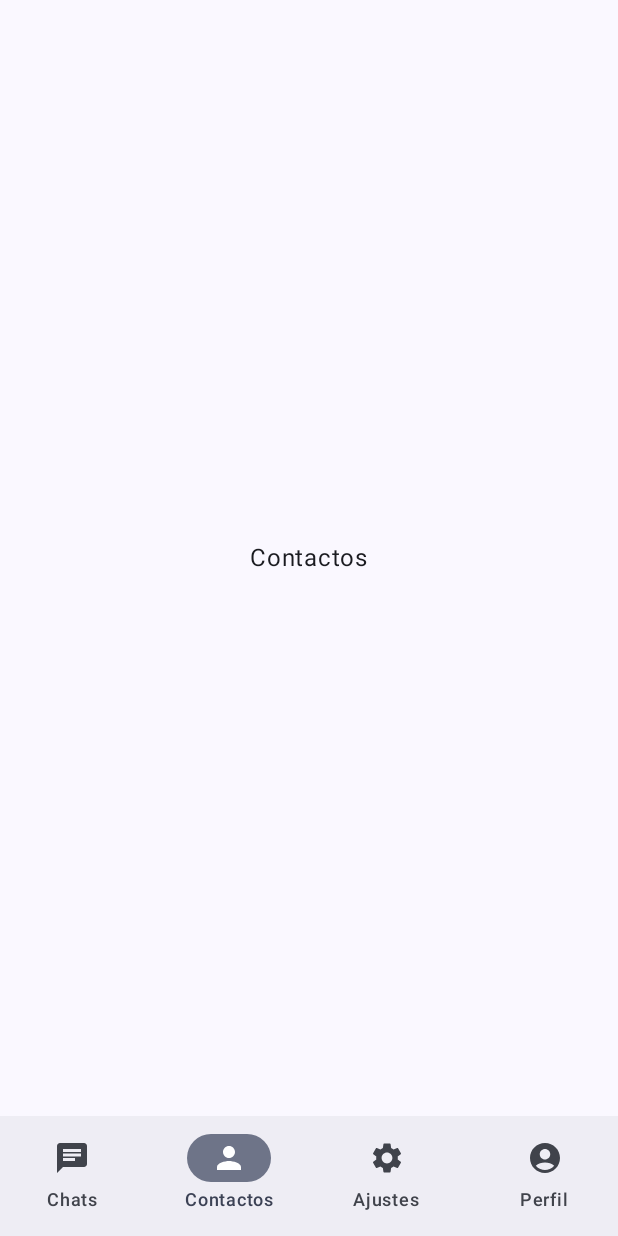
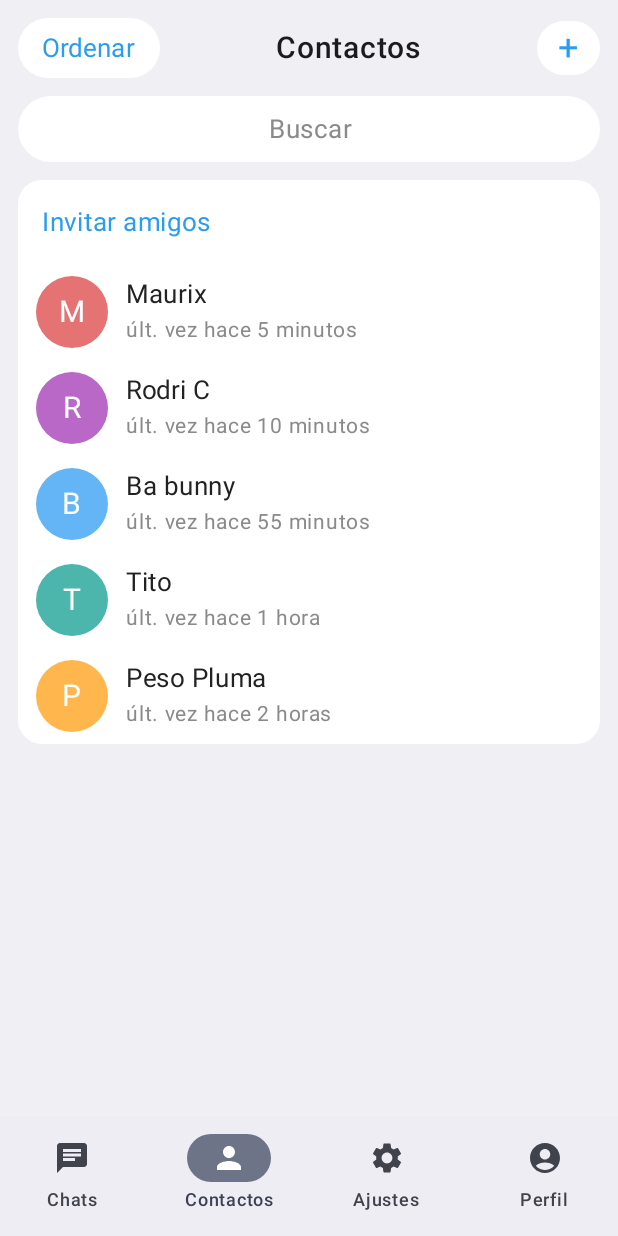
Before and after one commit to ernesto-24/equipo-3-telegram, an Android app built with Jetpack Compose: the screen it shows after launch (MainActivity), item 2 of the bottom bar chosen, on a phone screen of 412 x 824 dp. Run offline under Robolectric (Android 15) with nearby library versions, the phone set to English and light mode, and no system bars.

Commit message:
Pantalla de contactos

```diff
--- a/app/src/main/java/com/example/telegram/ui/screens/ContactsScreen.kt
+++ b/app/src/main/java/com/example/telegram/ui/screens/ContactsScreen.kt
@@ -1,28 +1,134 @@
 package com.example.telegram.ui.screens
 
+import androidx.compose.foundation.background
 import androidx.compose.foundation.layout.Box
+import androidx.compose.foundation.layout.Column
+import androidx.compose.foundation.layout.Row
+import androidx.compose.foundation.layout.Spacer
 import androidx.compose.foundation.layout.fillMaxSize
+import androidx.compose.foundation.layout.fillMaxWidth
+import androidx.compose.foundation.layout.height
+import androidx.compose.foundation.layout.padding
+import androidx.compose.foundation.layout.size
+import androidx.compose.foundation.layout.width
+import androidx.compose.foundation.shape.CircleShape
 import androidx.compose.material3.Text
 import androidx.compose.runtime.Composable
 import androidx.compose.ui.Alignment
 import androidx.compose.ui.Modifier
+import androidx.compose.ui.graphics.Color
+import androidx.compose.ui.text.font.FontWeight
+import androidx.compose.ui.text.style.TextAlign
 import androidx.compose.ui.tooling.preview.Preview
+import androidx.compose.ui.unit.dp
+import androidx.compose.ui.unit.sp
+import com.example.telegram.ui.theme.AzulTelegram
+import com.example.telegram.ui.theme.FondoPerfil
+import com.example.telegram.ui.theme.GrisMedio
 import com.example.telegram.ui.theme.TelegramTheme
+import com.example.telegram.ui.theme.TextoPrincipal
 
 // =====================================================================
-//  PANTALLA DE CONTACTOS (página 1 del deslizador)
-//  Responsable: ____________
-//
-//  Aquí va toda la interfaz de Contactos. Solo UI, sin lógica.
-//  Podéis crear más @Composable en este archivo para dividir la pantalla
-//  (p. ej. ContactItem() para cada contacto), pero no toquéis MainActivity.kt.
+//  PANTALLA DE CONTACTOS
 // =====================================================================
 
 @Composable
 fun ContactsScreen(modifier: Modifier = Modifier) {
-    // TODO: sustituir este placeholder por la interfaz de Contactos
-    Box(modifier = modifier.fillMaxSize(), contentAlignment = Alignment.Center) {
-        Text(text = "Contactos")
+    Column(
+        modifier = modifier
+            .fillMaxSize()
+            .background(FondoPerfil)
+            .padding(horizontal = 12.dp)
+    ) {
+        // Barra de arriba: Ordenar - Contactos - +
+        Row(
+            modifier = Modifier.padding(top = 12.dp),
+            verticalAlignment = Alignment.CenterVertically
+        ) {
+            Text(
+                text = "Ordenar",
+                fontSize = 17.sp,
+                color = AzulTelegram,
+                modifier = Modifier
+                    .tarjeta(forma = CircleShape)
+                    .padding(horizontal = 16.dp, vertical = 8.dp)
+            )
+            Text(
+                text = "Contactos",
+                fontSize = 20.sp,
+                fontWeight = FontWeight.SemiBold,
+                textAlign = TextAlign.Center,
+                modifier = Modifier.weight(1f)
+            )
+            Text(
+                text = "+",
+                fontSize = 24.sp,
+                color = AzulTelegram,
+                modifier = Modifier
+                    .tarjeta(forma = CircleShape)
+                    .padding(horizontal = 14.dp, vertical = 4.dp)
+            )
+        }
+
+        Spacer(Modifier.height(12.dp))
+
+        // Buscador (solo visual)
+        Text(
+            text = "Buscar",
+            fontSize = 17.sp,
+            color = GrisMedio,
+            textAlign = TextAlign.Center,
+            modifier = Modifier
+                .fillMaxWidth()
+                .tarjeta(forma = CircleShape)
+                .padding(vertical = 10.dp)
+        )
+
+        Spacer(Modifier.height(12.dp))
+
+        // Lista de contactos en una tarjeta blanca
+        Column(modifier = Modifier.tarjeta()) {
+            Text(
+                text = "Invitar amigos",
+                fontSize = 17.sp,
+                color = AzulTelegram,
+                modifier = Modifier.padding(16.dp)
+            )
+            FilaContacto("Maurix", "últ. vez hace 5 minutos", Color(0xFFE57373))
+            FilaContacto("Rodri C", "últ. vez hace 10 minutos", Color(0xFFBA68C8))
+            FilaContacto("Ba bunny", "últ. vez hace 55 minutos", Color(0xFF64B5F6))
+            FilaContacto("Tito", "últ. vez hace 1 hora", Color(0xFF4DB6AC))
+            FilaContacto("Peso Pluma", "últ. vez hace 2 horas", Color(0xFFFFB74D))
+        }
+    }
+}
+
+// Una fila: círculo de color con la inicial + nombre + última vez
+@Composable
+fun FilaContacto(nombre: String, ultimaVez: String, color: Color) {
+    Row(
+        modifier = Modifier
+            .fillMaxWidth()
+            .padding(horizontal = 12.dp, vertical = 8.dp),
+        verticalAlignment = Alignment.CenterVertically
+    ) {
+        Box(
+            modifier = Modifier
+                .size(48.dp)
+                .tarjeta(color = color, forma = CircleShape),
+            contentAlignment = Alignment.Center
+        ) {
+            Text(
+                text = nombre.first().toString(),
+                fontSize = 20.sp,
+                color = Color.White
+            )
+        }
+        Spacer(Modifier.width(12.dp))
+        Column {
+            Text(text = nombre, fontSize = 17.sp, color = TextoPrincipal)
+            Text(text = ultimaVez, fontSize = 14.sp, color = GrisMedio)
+        }
     }
 }
 
```
